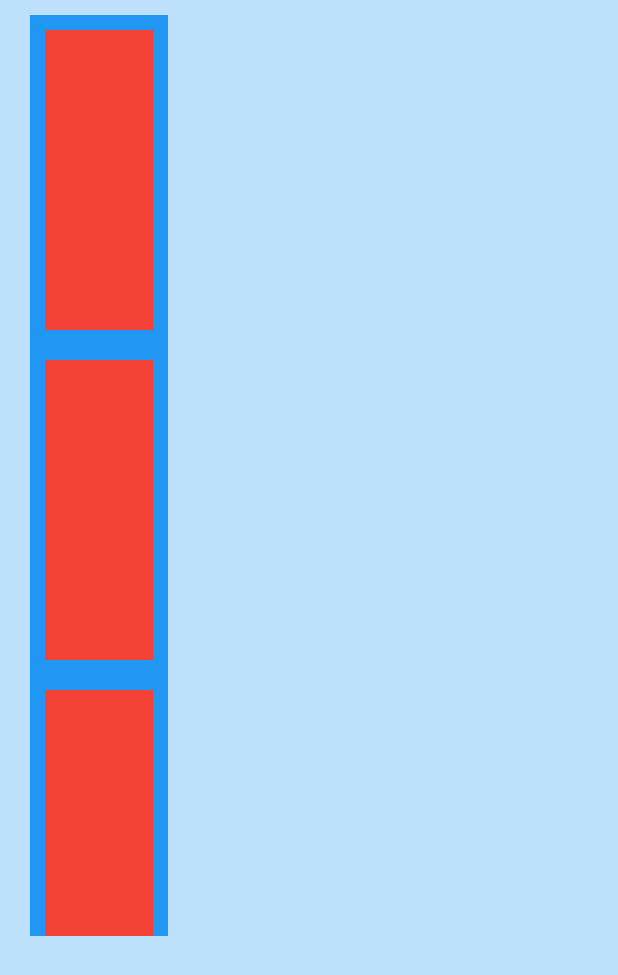
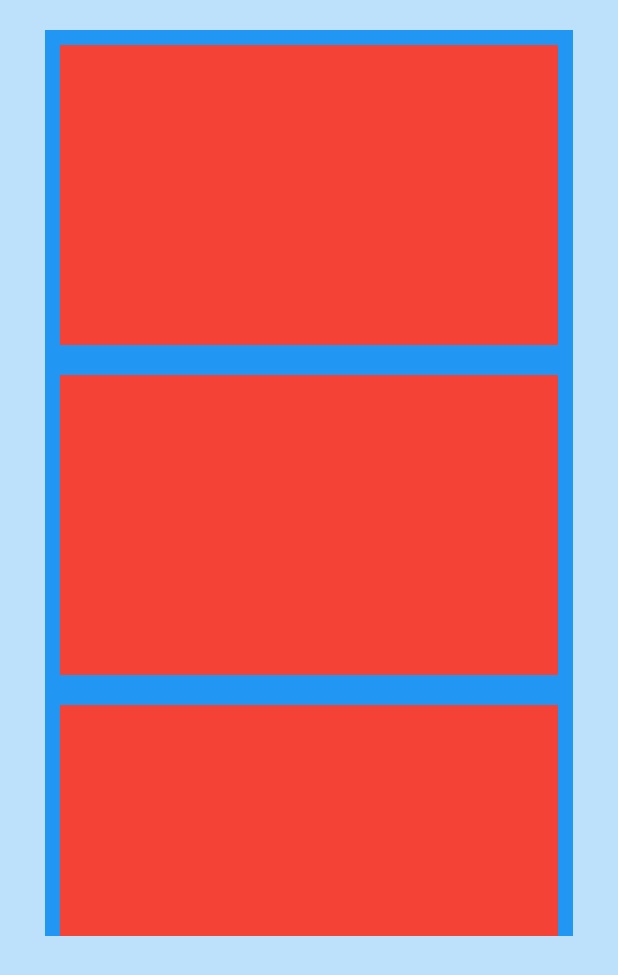
Before and after one commit to ejprok/colorful_safe_area, a Flutter app: the screen it shows after launch, on a phone screen of 412 x 824 dp. Shown: the top 975 px of the screen. Run offline on Flutter 3.47's test engine with Material 2 defaults, Android fonts, the phone set to English and light mode, and no system bars.

Commit message:
Fix missing Containers when using a minimum

```diff
--- a/example/lib/main.dart
+++ b/example/lib/main.dart
@@ -22,8 +22,8 @@ class MyHomePage extends StatelessWidget {
       backgroundColor: Colors.blue,
       body: ColorfulSafeArea(
         // allowOverflow: true,
-          // bottom: false,
-          minimum: EdgeInsets.only(top: 10, left: 20, right: 300, bottom: 200),
+        bottom: false,
+        minimum: EdgeInsets.only(top: 20, left: 30, right: 30, bottom: 200),
         color: Colors.white.withOpacity(0.7),
         child: ListView.builder(
           itemBuilder: (context, index) {
@@ -36,6 +36,7 @@ class MyHomePage extends StatelessWidget {
           },
           itemCount: numberOfTiles,
         ),
-        ));
+      ),
+    );
   }
 }
--- a/lib/colorful_safe_area.dart
+++ b/lib/colorful_safe_area.dart
@@ -39,6 +39,15 @@ class ColorfulSafeArea extends StatelessWidget {
 
   @override
   Widget build(BuildContext context) {
+    MediaQueryData data = MediaQuery.of(context);
+    EdgeInsets padding = EdgeInsets.only(
+      left: (left) ? max(data.padding.left, minimum.left) : minimum.left,
+      top: (top) ? max(data.padding.top, minimum.top) : minimum.top,
+      right: (right) ? max(data.padding.right, minimum.right) : minimum.right,
+      bottom:
+          (bottom) ? max(data.padding.bottom, minimum.bottom) : minimum.bottom,
+    );
+
     return Stack(
       children: <Widget>[
         (allowOverflow)
@@ -56,7 +65,7 @@ class ColorfulSafeArea extends StatelessWidget {
           color: color,
           top: top,
           bottom: bottom,
-          minimum: minimum,
+          padding: padding,
         ),
         _LeftAndRight(
           color: color,
@@ -64,7 +73,7 @@ class ColorfulSafeArea extends StatelessWidget {
           top: top,
           right: right,
           bottom: bottom,
-          minimum: minimum,
+          padding: padding,
         ),
       ],
     );
@@ -77,31 +86,22 @@ class _TopAndBottom extends StatelessWidget {
     @required this.color,
     @required this.top,
     @required this.bottom,
-    @required this.minimum,
+    @required this.padding,
   }) : super(key: key);
 
   final Color color;
   final bool top;
   final bool bottom;
-  final EdgeInsets minimum;
+  final EdgeInsets padding;
 
   @override
   Widget build(BuildContext context) {
-    MediaQueryData data = MediaQuery.of(context);
-    EdgeInsets padding = data.padding;
-    print(padding.top);
-
     return IgnorePointer(
       child: Column(
         children: <Widget>[
-          (top)
-              ? Container(
-                  height: max(padding.top, minimum.top),
+          Container(
+            height: padding.top,
             color: color,
-                )
-              : Container(
-                  height: 0.0,
-                  width: 0.0,
           ),
           Expanded(
             child: Container(
@@ -109,14 +109,9 @@ class _TopAndBottom extends StatelessWidget {
               width: 0.0,
             ),
           ),
-          (bottom)
-              ? Container(
-                  height: max(padding.bottom, minimum.bottom),
+          Container(
+            height: padding.bottom,
             color: color,
-                )
-              : Container(
-                  height: 0.0,
-                  width: 0.0,
           ),
         ],
       ),
@@ -132,7 +127,7 @@ class _LeftAndRight extends StatelessWidget {
     @required this.top,
     @required this.right,
     @required this.bottom,
-    @required this.minimum,
+    @required this.padding,
   }) : super(key: key);
 
   final Color color;
@@ -140,44 +135,26 @@ class _LeftAndRight extends StatelessWidget {
   final bool top;
   final bool right;
   final bool bottom;
-  final EdgeInsets minimum;
+  final EdgeInsets padding;
 
   @override
   Widget build(BuildContext context) {
-    MediaQueryData data = MediaQuery.of(context);
-    EdgeInsets padding = data.padding;
-    print(padding.top);
-
     return IgnorePointer(
       child: Row(
         children: <Widget>[
-          (left)
-              ? Column(
+          Column(
             children: <Widget>[
               SizedBox(
-                      height: max(padding.top, minimum.top),
+                height: padding.top,
               ),
               Container(
-                      width: max(padding.left, minimum.left),
-                      height: (top)
-                          ? MediaQuery.of(context).size.height / 2 -
-                              max(padding.top, minimum.top)
-                          : MediaQuery.of(context).size.height / 2,
-                      color: color,
-                    ),
-                    Container(
-                      width: max(padding.left, minimum.left),
-                      height: (bottom)
-                          ? MediaQuery.of(context).size.height / 2 -
-                              max(padding.bottom, minimum.bottom)
-                          : MediaQuery.of(context).size.height / 2,
+                width: padding.left,
+                height: MediaQuery.of(context).size.height -
+                    padding.top -
+                    padding.bottom,
                 color: color,
               ),
             ],
-                )
-              : Container(
-                  height: 0.0,
-                  width: 0.0,
           ),
           Expanded(
             child: Container(
@@ -185,33 +162,19 @@ class _LeftAndRight extends StatelessWidget {
               width: 0.0,
             ),
           ),
-          (right)
-              ? Column(
+          Column(
             children: <Widget>[
               SizedBox(
-                      height: max(padding.top, minimum.top),
+                height: padding.top,
               ),
               Container(
-                      width: max(padding.right, minimum.right),
-                      height: (top)
-                          ? MediaQuery.of(context).size.height / 2 -
-                              max(padding.top, minimum.top)
-                          : MediaQuery.of(context).size.height / 2,
-                      color: color,
-                    ),
-                    Container(
-                      width: max(padding.right, minimum.right),
-                      height: (bottom)
-                          ? MediaQuery.of(context).size.height / 2 -
-                              max(padding.bottom, minimum.bottom)
-                          : MediaQuery.of(context).size.height / 2,
+                width: padding.right,
+                height: MediaQuery.of(context).size.height -
+                    padding.top -
+                    padding.bottom,
                 color: color,
               ),
             ],
-                )
-              : Container(
-                  height: 0.0,
-                  width: 0.0,
           ),
         ],
       ),
```
Lines whose indentation alone changed are shown as unchanged.
